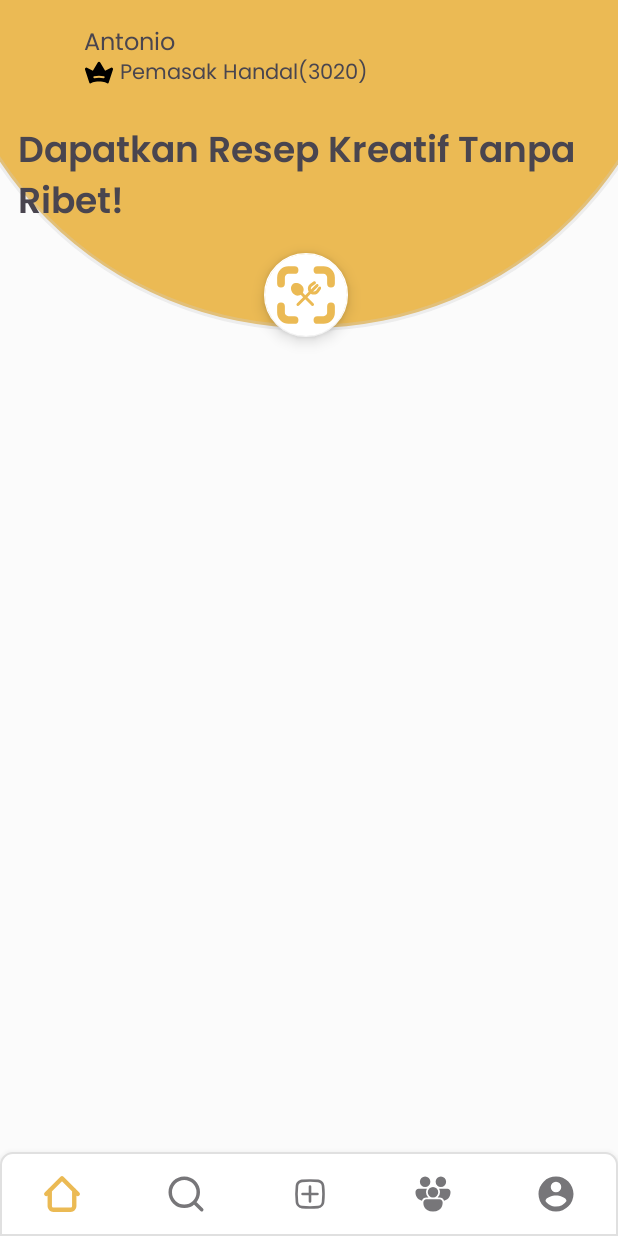
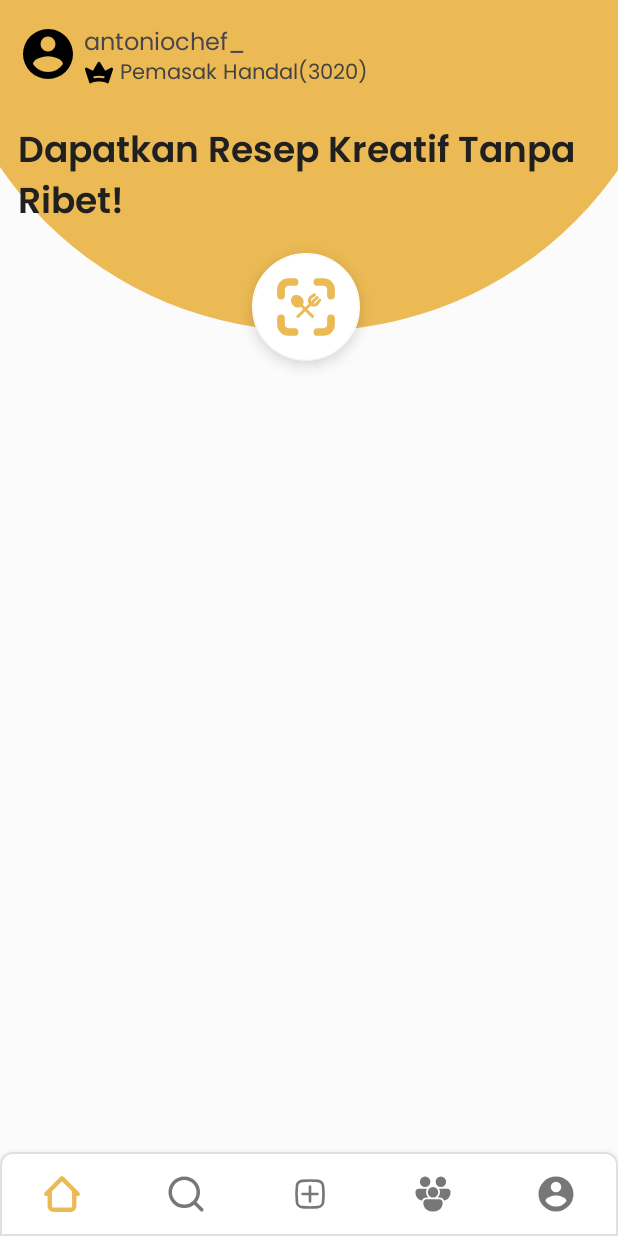
Before and after one commit to YaaFood-Your-Cooking-Solution-CH2-PS286/Android-Project, an Android app: the screen it shows after launch (MainActivity), after a tap on "To Main", on a phone screen of 412 x 824 dp. Run offline under Robolectric (Android 15) with nearby library versions, the phone set to English and light mode, and no system bars; our stand-ins replace navigation-ui; pictures from the network do not load.

Commit message:
feat: topbar home, install glide. make userrepository

```diff
--- a/app/build.gradle.kts
+++ b/app/build.gradle.kts
@@ -39,6 +39,9 @@ android {
 }
 
 dependencies {
+    //glide
+    implementation("com.github.bumptech.glide:glide:4.13.1")
+
     //viewmodel
     implementation("androidx.lifecycle:lifecycle-viewmodel:2.6.2")
     implementation("androidx.lifecycle:lifecycle-livedata:2.6.2")
--- a/app/src/main/AndroidManifest.xml
+++ b/app/src/main/AndroidManifest.xml
@@ -2,6 +2,7 @@
 <manifest xmlns:android="http://schemas.android.com/apk/res/android"
     xmlns:tools="http://schemas.android.com/tools">
 
+    <uses-permission android:name="android.permission.INTERNET" />
     <application
         android:allowBackup="true"
         android:dataExtractionRules="@xml/data_extraction_rules"
--- a/app/src/main/java/com/capstone/yafood/data/FakeData.kt
+++ b/app/src/main/java/com/capstone/yafood/data/FakeData.kt
@@ -1,7 +1,19 @@
 package com.capstone.yafood.data
+
+import com.capstone.yafood.data.entity.User
 
 object FakeData {
     fun dummyNewestArticle() {
 
     }
+
+    fun dummyUserData(): User {
+        return User(
+            0,
+            "antoniochef_",
+            "Antonio De Caprio",
+            3022,
+            "https://images.unsplash.com/photo-1583394293214-28ded15ee548?q=80&w=2080&auto=format&fit=crop&ixlib=rb-4.0.3&ixid=M3wxMjA3fDB8MHxwaG90by1wYWdlfHx8fGVufDB8fHx8fA%3D%3D"
+        )
+    }
 }
--- /dev/null
+++ b/app/src/main/java/com/capstone/yafood/data/entity/User.kt
@@ -0,0 +1,9 @@
+package com.capstone.yafood.data.entity
+
+data class User(
+    val id: Int,
+    val username: String,
+    val name: String,
+    val rankPoints: Int,
+    val photoUrl: String? = null
+)
--- /dev/null
+++ b/app/src/main/java/com/capstone/yafood/data/repository/UserRepository.kt
@@ -0,0 +1,22 @@
+package com.capstone.yafood.data.repository
+
+import android.content.Context
+import com.capstone.yafood.data.entity.User
+import com.capstone.yafood.data.FakeData
+
+class UserRepository(private val context: Context) {
+    fun getUserDetail(): User {
+        return FakeData.dummyUserData()
+    }
+
+    companion object {
+        @Volatile
+        private var INSTANCE: UserRepository? = null
+
+        fun getInstance(context: Context): UserRepository {
+            return INSTANCE ?: synchronized(this) {
+                INSTANCE ?: UserRepository(context).also { INSTANCE = it }
+            }
+        }
+    }
+}
--- a/app/src/main/java/com/capstone/yafood/screen/ViewModelFactory.kt
+++ b/app/src/main/java/com/capstone/yafood/screen/ViewModelFactory.kt
@@ -3,6 +3,7 @@ package com.capstone.yafood.screen
 import android.app.Application
 import androidx.lifecycle.ViewModel
 import androidx.lifecycle.ViewModelProvider
+import com.capstone.yafood.data.repository.UserRepository
 import com.capstone.yafood.screen.home.HomeViewModel
 
 class ViewModelFactory private constructor(private val application: Application) :
@@ -25,7 +26,8 @@ class ViewModelFactory private constructor(private val application: Application)
     @Suppress("UNCHECKED_CAST")
     override fun <T : ViewModel> create(modelClass: Class<T>): T {
         if (modelClass.isAssignableFrom(HomeViewModel::class.java)) {
-            return HomeViewModel() as T
+            val userRepository = UserRepository.getInstance(application)
+            return HomeViewModel(userRepository) as T
         }
 
         throw IllegalArgumentException("Unknown ViewModel class: ${modelClass.name}")
--- a/app/src/main/java/com/capstone/yafood/screen/home/HomeFragment.kt
+++ b/app/src/main/java/com/capstone/yafood/screen/home/HomeFragment.kt
@@ -1,14 +1,20 @@
 package com.capstone.yafood.screen.home
 
+import android.graphics.drawable.Drawable
 import android.os.Bundle
+import android.util.Log
 import androidx.fragment.app.Fragment
 import android.view.LayoutInflater
 import android.view.View
 import android.view.ViewGroup
 import androidx.fragment.app.activityViewModels
+import com.bumptech.glide.Glide
+import com.bumptech.glide.load.engine.GlideException
+import com.bumptech.glide.request.RequestListener
 import com.capstone.yafood.R
 import com.capstone.yafood.databinding.FragmentHomeBinding
 import com.capstone.yafood.screen.ViewModelFactory
+import javax.sql.DataSource
 
 class HomeFragment : Fragment() {
 
@@ -31,9 +37,23 @@ class HomeFragment : Fragment() {
         setupComponent()
     }
 
+    private fun viewmodelObserve(bind: FragmentHomeBinding) {
+        viewModel.userData.observe(viewLifecycleOwner) {
+            bind.userName.text = it.username
+
+            if (it.photoUrl != null) {
+                Glide.with(this)
+                    .load(it.photoUrl)
+                    .error(R.drawable.ic_person_circle)
+                    .placeholder(requireActivity().getDrawable(R.drawable.ic_person_circle))
+                    .into(bind.userPhotoProfile)
+            }
+        }
+    }
+
     private fun setupComponent() {
         binding?.let {
-
+            viewmodelObserve(it)
         }
     }
 }
--- a/app/src/main/java/com/capstone/yafood/screen/home/HomeViewModel.kt
+++ b/app/src/main/java/com/capstone/yafood/screen/home/HomeViewModel.kt
@@ -1,6 +1,19 @@
 package com.capstone.yafood.screen.home
 
+import androidx.lifecycle.LiveData
+import androidx.lifecycle.MutableLiveData
 import androidx.lifecycle.ViewModel
+import com.capstone.yafood.data.entity.User
+import com.capstone.yafood.data.repository.UserRepository
 
-class HomeViewModel:ViewModel() {
+class HomeViewModel(
+    private val userRepository: UserRepository
+) : ViewModel() {
+    private val _userData = MutableLiveData<User>()
+    val userData: LiveData<User> get() = _userData
+
+    init {
+        _userData.value = userRepository.getUserDetail()
+    }
+
 }
--- a/app/src/main/res/drawable/circle_shape.xml
+++ b/app/src/main/res/drawable/circle_shape.xml
@@ -2,7 +2,7 @@
 <shape xmlns:android="http://schemas.android.com/apk/res/android"
     android:shape="oval">
     <solid android:color="?attr/colorPrimary" />
-    <stroke
-        android:width="4dp"
-        android:color="#50CCCCCC" />
+<!--    <stroke-->
+    <!--        android:width="4dp"-->
+    <!--        android:color="#50CCCCCC" />-->
 </shape>
--- a/app/src/main/res/layout/activity_main.xml
+++ b/app/src/main/res/layout/activity_main.xml
@@ -4,10 +4,12 @@
     xmlns:tools="http://schemas.android.com/tools"
     android:layout_width="match_parent"
     android:layout_height="match_parent"
-    tools:context=".MainActivity"
-    android:background="@color/background">
+    android:background="@color/background"
+    app:layoutDescription="@xml/activity_main_scene"
+    tools:context=".MainActivity">
 
     <ImageView
+        android:id="@+id/circle_background"
         android:layout_width="500dp"
         android:layout_height="500dp"
         android:src="@drawable/circle_shape"
--- a/app/src/main/res/layout/fragment_home.xml
+++ b/app/src/main/res/layout/fragment_home.xml
@@ -37,6 +37,7 @@
         app:layout_constraintTop_toBottomOf="@+id/user_name" />
 
     <TextView
+        android:textColor="@color/neutral800"
         android:id="@+id/rank"
         android:layout_width="wrap_content"
         android:layout_height="wrap_content"
@@ -47,6 +48,7 @@
         app:layout_constraintTop_toTopOf="@+id/rank_icon" />
 
     <TextView
+        android:textColor="@color/neutral900"
         android:id="@+id/tagline"
         android:layout_width="0dp"
         android:layout_height="wrap_content"
@@ -61,12 +63,14 @@
         app:layout_constraintTop_toBottomOf="@+id/rank" />
 
     <com.google.android.material.floatingactionbutton.FloatingActionButton
-        android:layout_width="wrap_content"
-        android:layout_height="wrap_content"
+        android:layout_width="72dp"
+        android:layout_height="72dp"
         android:layout_marginTop="12dp"
+        android:src="@drawable/ic_scan"
         app:layout_constraintEnd_toEndOf="@+id/tagline"
         app:layout_constraintStart_toStartOf="@+id/tagline"
         app:layout_constraintTop_toBottomOf="@+id/tagline"
-        android:src="@drawable/ic_scan"
-        app:maxImageSize="40dp"/>
+        android:layout_gravity="center"
+        app:maxImageSize="40dp"
+        app:fabCustomSize="72dp"/>
 </androidx.constraintlayout.widget.ConstraintLayout>
--- a/app/src/main/res/values/colors.xml
+++ b/app/src/main/res/values/colors.xml
@@ -8,5 +8,7 @@
     <color name="primary500">#FFEBBA54</color>
     <color name="primary100">#FFFEF7DD</color>
 
+    <color name="neutral900">#FF202020</color>
+    <color name="neutral800">#FF424242</color>
     <color name="neutral300">#FFE0E0E0</color>
 </resources>
--- a/app/src/main/res/values/themes.xml
+++ b/app/src/main/res/values/themes.xml
@@ -10,7 +10,7 @@
     <style name="Theme.YaFood" parent="Base.Theme.YaFood">
         <item name="materialButtonStyle">@style/YaFood.Button</item>
         <item name="bottomNavigationStyle">@style/YaFood.BottomNavigation</item>
-        <item name="floatingActionButtonStyle">@style/ScanButton</item>
+        <item name="floatingActionButtonStyle">@style/FabScan</item>
     </style>
 
     <style name="YaFood.BottomNavigation" parent="Widget.MaterialComponents.BottomNavigationView">
@@ -30,7 +30,7 @@
         <item name="cornerSize">8dp</item>
     </style>
 
-    <style name="ScanButton" parent="Widget.Design.FloatingActionButton">
+    <style name="FabScan" parent="Widget.Design.FloatingActionButton">
         <item name="backgroundTint">@color/white</item>
     </style>
 </resources>
--- /dev/null
+++ b/app/src/main/res/xml/activity_main_scene.xml
@@ -0,0 +1,46 @@
+<?xml version="1.0" encoding="utf-8"?>
+<MotionScene
+    xmlns:android="http://schemas.android.com/apk/res/android"
+    xmlns:motion="http://schemas.android.com/apk/res-auto">
+
+    <Transition
+        motion:constraintSetEnd="@+id/end"
+        motion:constraintSetStart="@id/start"
+        motion:duration="800"
+        motion:autoTransition="animateToEnd">
+       <KeyFrameSet>
+       </KeyFrameSet>
+    </Transition>
+
+    <ConstraintSet android:id="@+id/start">
+        <Constraint
+            android:id="@+id/circle_background"
+            motion:layout_constraintEnd_toEndOf="parent"
+            android:layout_width="500dp"
+            android:layout_height="500dp"
+            motion:layout_constraintBottom_toTopOf="parent"
+            android:translationY="-250dp"
+            motion:layout_constraintTop_toTopOf="parent"
+            motion:layout_constraintStart_toStartOf="parent">
+            <CustomAttribute
+                motion:attributeName="transitionAlpha"
+                motion:customFloatValue="0.1" />
+        </Constraint>
+    </ConstraintSet>
+
+    <ConstraintSet android:id="@+id/end">
+        <Constraint
+            android:id="@+id/circle_background"
+            motion:layout_constraintEnd_toEndOf="parent"
+            android:layout_width="500dp"
+            android:layout_height="500dp"
+            motion:layout_constraintBottom_toTopOf="parent"
+            android:translationY="-30dp"
+            motion:layout_constraintTop_toTopOf="parent"
+            motion:layout_constraintStart_toStartOf="parent" >
+            <CustomAttribute
+                motion:attributeName="transitionAlpha"
+                motion:customFloatValue="1" />
+        </Constraint>
+    </ConstraintSet>
+</MotionScene>
```
